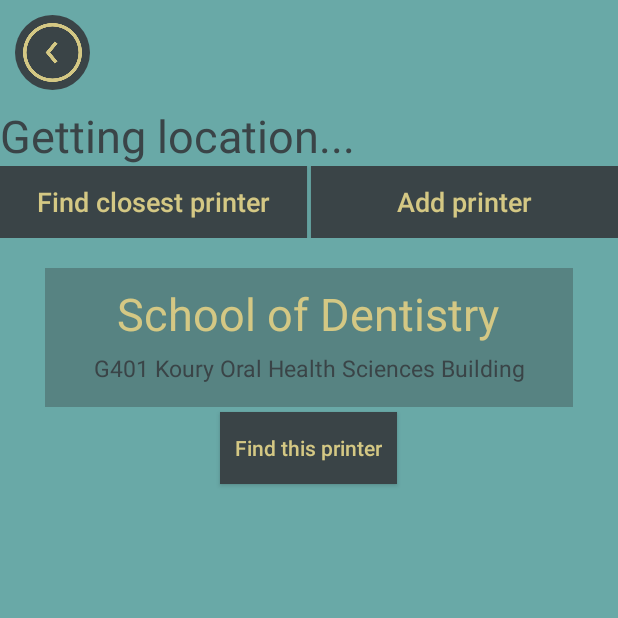
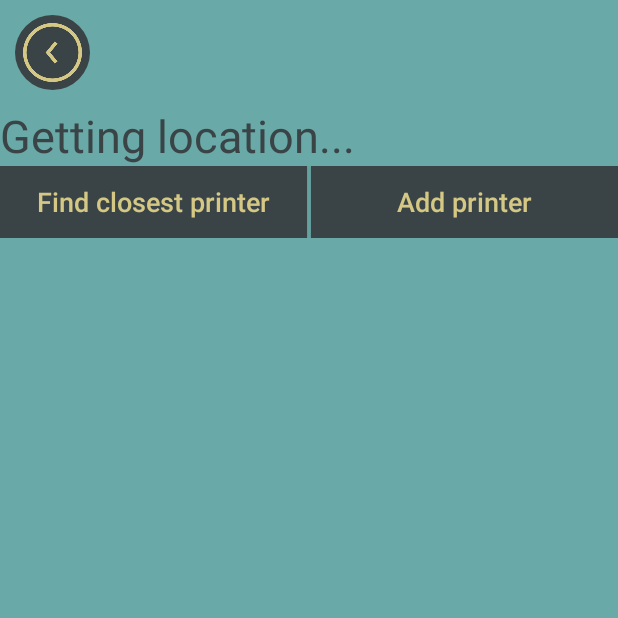
Before and after one commit to qdozaq/Uncover, an Android app: the Print screen opened directly, with no data from a screen before it, on a phone screen of 412 x 824 dp, the top half of it. Run offline under Robolectric (Android 15) with nearby library versions, the phone set to English and light mode, and no system bars.

Commit message:
changes to print class to change visibility of new layout

```diff
--- a/app/src/main/java/com/example/doza/uncover/Print.java
+++ b/app/src/main/java/com/example/doza/uncover/Print.java
@@ -74,6 +74,7 @@ public class Print extends AppCompatActivity implements GoogleApiClient.Connecti
             ((TextView)findViewById(R.id.printer)).setText(closestPrinter.getLocation());
             ((TextView)findViewById(R.id.note)).setText(closestPrinter.getNote());
             ((Button)findViewById(R.id.navTo)).setVisibility(View.VISIBLE);
+            findViewById(R.id.printerfield).setVisibility(View.VISIBLE);
         }
 
 
--- a/app/src/main/res/layout/activity_print.xml
+++ b/app/src/main/res/layout/activity_print.xml
@@ -42,15 +42,16 @@
             android:text="Add printer"
             />
     </LinearLayout>
-
+<!--should be visible only after find closest is pressed-->
     <LinearLayout
+        android:id="@+id/printerfield"
         android:orientation="vertical"
         android:background="@color/darkTransparent"
         android:layout_marginLeft="30dp"
         android:layout_marginRight="30dp"
         android:layout_marginTop="20dp"
         android:padding="10dp"
-        android:visibility="visible"
+        android:visibility="invisible"
         android:layout_width="match_parent"
         android:layout_height="wrap_content">
 
@@ -59,7 +60,7 @@
             android:layout_height="wrap_content"
             android:layout_gravity="center"
             android:textAlignment="center"
-            android:text="School of Dentistry"
+            android:text=""
             android:textSize="30dp"
             android:textColor="@color/colorAccent"
             android:id="@+id/printer"/>
@@ -71,7 +72,7 @@
             android:textAlignment="center"
             android:layout_marginTop="5dp"
             android:layout_marginBottom="5dp"
-            android:text="G401 Koury Oral Health Sciences Building"
+            android:text=""
             android:textColor="@color/colorPrimaryDark"
             android:textSize="15dp"
             android:id="@+id/note"/>
@@ -84,7 +85,7 @@
         android:layout_height="wrap_content"
         android:padding="10dp"
         android:layout_marginTop="3dp"
-        android:visibility="visible"
+        android:visibility="invisible"
         android:layout_gravity="center"
         android:text="Find this printer"
         android:id="@+id/navTo"
```
